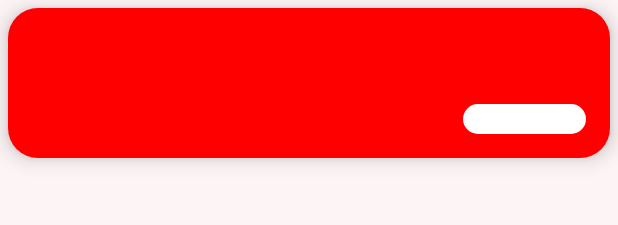
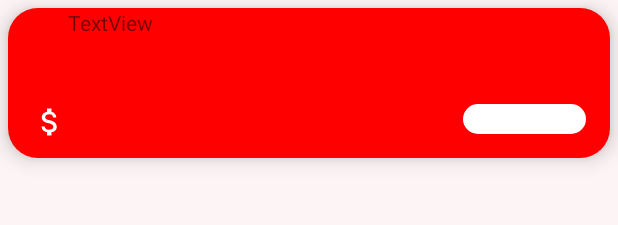
Before and after one commit to gitrubio/MyPriceList, an Android app: the layout list_item.xml on its own in the app's theme, with its tools: preview values and no code run, on a phone screen of 412 x 824 dp. Shown: the top 225 px of the screen. Run offline under Robolectric (Android 15) with nearby library versions, the phone set to English and light mode, and no system bars.

```diff
--- a/app/build.gradle
+++ b/app/build.gradle
@@ -49,6 +49,7 @@ dependencies {
     // TODO: Add the dependencies for any other Firebase products you want to use
     // See https://firebase.google.com/docs/android/setup#available-libraries
     // For example, add the dependencies for Firebase Authentication and Cloud Firestore
+    implementation 'com.google.code.gson:gson:2.8.8'
     implementation 'com.google.firebase:firebase-auth-ktx'
     implementation 'com.google.firebase:firebase-firestore-ktx'
     implementation 'androidx.core:core-ktx:1.7.0'
--- a/app/src/main/java/com/example/mypricelist/ui/creation/home/HomeFragment.kt
+++ b/app/src/main/java/com/example/mypricelist/ui/creation/home/HomeFragment.kt
@@ -2,10 +2,12 @@ package com.example.mypricelist.ui.creation.home
 
 import android.app.ActivityOptions
 import android.content.Intent
+import android.graphics.Canvas
 import android.os.Bundle
 import android.view.LayoutInflater
 import android.view.View
 import android.view.ViewGroup
+import android.widget.EdgeEffect
 import androidx.fragment.app.Fragment
 import androidx.lifecycle.ViewModelProvider
 import androidx.recyclerview.widget.DefaultItemAnimator
@@ -57,6 +59,7 @@ class HomeFragment : Fragment() {
         recycler?.layoutManager = layourManager
         recycler?.itemAnimator = DefaultItemAnimator()
         recycler?.adapter = adapter
+
         return root
     }
 
--- /dev/null
+++ b/app/src/main/res/drawable/baseline_attach_money_24.xml
@@ -0,0 +1,5 @@
+<vector android:height="24dp" android:tint="#FFFFFF"
+    android:viewportHeight="24" android:viewportWidth="24"
+    android:width="24dp" xmlns:android="http://schemas.android.com/apk/res/android">
+    <path android:fillColor="@android:color/white" android:pathData="M11.8,10.9c-2.27,-0.59 -3,-1.2 -3,-2.15 0,-1.09 1.01,-1.85 2.7,-1.85 1.78,0 2.44,0.85 2.5,2.1h2.21c-0.07,-1.72 -1.12,-3.3 -3.21,-3.81V3h-3v2.16c-1.94,0.42 -3.5,1.68 -3.5,3.61 0,2.31 1.91,3.46 4.7,4.13 2.5,0.6 3,1.48 3,2.41 0,0.69 -0.49,1.79 -2.7,1.79 -2.06,0 -2.87,-0.92 -2.98,-2.1h-2.2c0.12,2.19 1.76,3.42 3.68,3.83V21h3v-2.15c1.95,-0.37 3.5,-1.5 3.5,-3.55 0,-2.84 -2.43,-3.81 -4.7,-4.4z"/>
+</vector>
--- a/app/src/main/res/layout/activity_create_list.xml
+++ b/app/src/main/res/layout/activity_create_list.xml
@@ -128,5 +128,10 @@
         app:layout_constraintTop_toBottomOf="@+id/spiProducts"
         app:layout_constraintVertical_bias="0.78" />
 
+    <Spinner
+        android:id="@+id/spinner"
+        android:layout_width="match_parent"
+        android:layout_height="wrap_content" />
+
 
 </androidx.constraintlayout.widget.ConstraintLayout>
--- a/app/src/main/res/layout/list_item.xml
+++ b/app/src/main/res/layout/list_item.xml
@@ -12,12 +12,14 @@
 
     <TextView
         android:id="@+id/txtTitulo"
-        android:layout_width="331dp"
-        android:layout_height="21dp"
+        android:layout_width="330dp"
+        android:layout_height="26dp"
         android:layout_marginStart="32dp"
         android:layout_marginTop="20dp"
         android:textAlignment="textStart"
         android:textColor="@color/white"
+        android:textSize="20sp"
+        android:textStyle="bold"
         app:layout_constraintStart_toStartOf="parent"
         app:layout_constraintTop_toTopOf="parent" />
 
@@ -35,5 +37,24 @@
         app:layout_constraintTop_toTopOf="parent"
         app:layout_constraintVertical_bias="0.8" />
 
+    <ImageView
+        android:id="@+id/imgDolar"
+        android:layout_width="wrap_content"
+        android:layout_height="wrap_content"
+        android:layout_marginStart="16dp"
+        app:layout_constraintBottom_toBottomOf="parent"
+        app:layout_constraintStart_toStartOf="parent"
+        app:layout_constraintTop_toTopOf="parent"
+        app:layout_constraintVertical_bias="0.842"
+        app:srcCompat="@drawable/baseline_attach_money_24" />
+
+    <TextView
+        android:id="@+id/txtTotal"
+        android:layout_width="63dp"
+        android:layout_height="25dp"
+        android:text="TextView"
+        app:layout_constraintStart_toEndOf="@+id/imgDolar"
+        tools:layout_editor_absoluteY="64dp" />
+
 
 </androidx.constraintlayout.widget.ConstraintLayout>
```
Also changed, not shown: app/src/main/res/layout/fragment_home.xml (+5 -4 lines).
